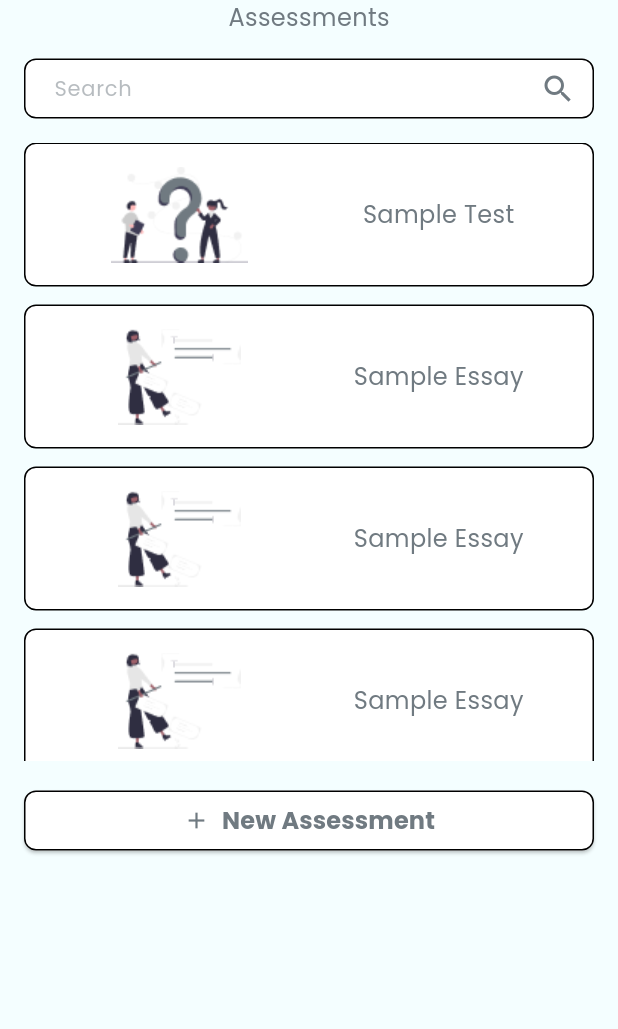
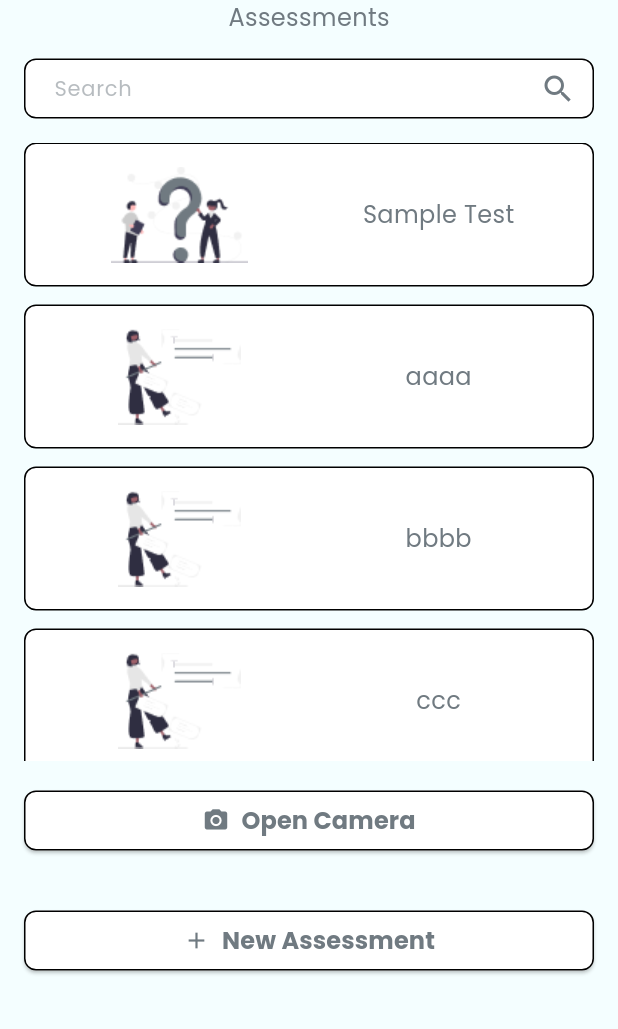
Before and after one commit to TUPV-SnapScore/snapscore-android, a Flutter app: the screen it shows once a user with an empty profile is signed in, on a phone screen of 412 x 824 dp, the part 207-1236 px from its top. Run offline on Flutter 3.47's test engine with Material 3 defaults, Android fonts, the phone set to English and light mode, and no system bars; our stand-ins replace camera, firebase_auth, firebase_core, google_sign_in; accounts and stored records are empty.

Commit message:
feat(EXPERIMENTAL): Add camera debug

```diff
--- a/lib/features/assessments/screens/assessments_screen.dart
+++ b/lib/features/assessments/screens/assessments_screen.dart
@@ -1,4 +1,5 @@
 import 'package:flutter/material.dart';
+import 'package:snapscore_android/features/camera/widgets/camera.dart';
 import '../../../core/themes/colors.dart';
 import '../widgets/assessments_list.dart';
 import '../widgets/settings_popup.dart';
@@ -67,6 +68,43 @@ class AssessmentScreen extends StatelessWidget {
             // Search Bar
             const AssessmentSearchWidget(),
 
+            // Camera Button
+            Padding(
+              padding: const EdgeInsets.all(16.0),
+              child: SizedBox(
+                width: double.infinity,
+                child: ElevatedButton(
+                  onPressed: () => Navigator.push(
+                    context,
+                    MaterialPageRoute(
+                        builder: (context) => const CameraScreen()),
+                  ),
+                  style: ElevatedButton.styleFrom(
+                    backgroundColor: Colors.white,
+                    padding: const EdgeInsets.symmetric(vertical: 4),
+                    shape: RoundedRectangleBorder(
+                      borderRadius: BorderRadius.circular(8),
+                      side: const BorderSide(color: Colors.black, width: 1),
+                    ),
+                  ),
+                  child: Row(
+                    mainAxisAlignment: MainAxisAlignment.center,
+                    children: const [
+                      Icon(Icons.camera_alt, color: AppColors.textSecondary),
+                      SizedBox(width: 8),
+                      Text(
+                        'Open Camera',
+                        style: TextStyle(
+                          color: AppColors.textSecondary,
+                          fontSize: 16,
+                          fontWeight: FontWeight.bold,
+                        ),
+                      ),
+                    ],
+                  ),
+                ),
+              ),
+            ),
             // New Assessment Button
             Padding(
               padding: const EdgeInsets.all(16.0),
--- a/lib/features/assessments/widgets/assessments_list.dart
+++ b/lib/features/assessments/widgets/assessments_list.dart
@@ -17,22 +17,22 @@ class _AssessmentSearchWidgetState extends State<AssessmentSearchWidget> {
       'iconPath': 'assets/images/assessment_test.png',
     },
     {
-      'title': 'Sample Essay',
+      'title': 'aaaa',
       'type': 'essay',
       'iconPath': 'assets/images/assessment_essay.png',
     },
     {
-      'title': 'Sample Essay',
+      'title': 'bbbb',
       'type': 'essay',
       'iconPath': 'assets/images/assessment_essay.png',
     },
     {
-      'title': 'Sample Essay',
+      'title': 'ccc',
       'type': 'essay',
       'iconPath': 'assets/images/assessment_essay.png',
     },
     {
-      'title': 'Sample Essay',
+      'title': 'd',
       'type': 'essay',
       'iconPath': 'assets/images/assessment_essay.png',
     },
```
Also changed, not shown: lib/features/camera/widgets/camera.dart (added, +235 -0 lines).
